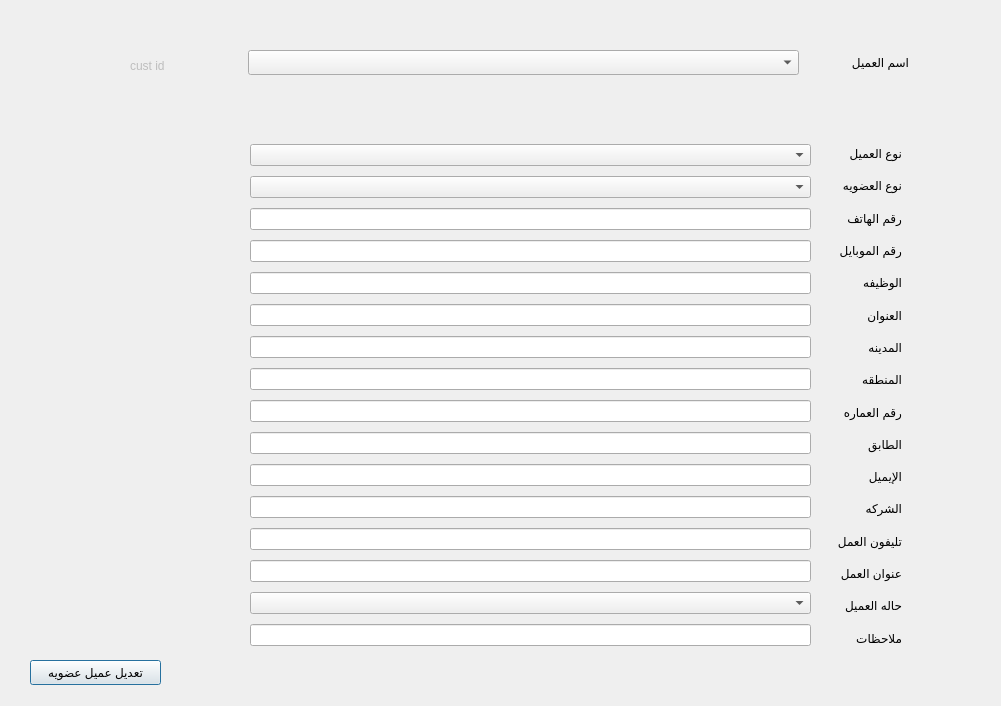
Before: the Qt Designer form presentation/loyalty_ui/modifyCustomer.ui in shymaa123456/HyperPOS2020, drawn with Qt 5.
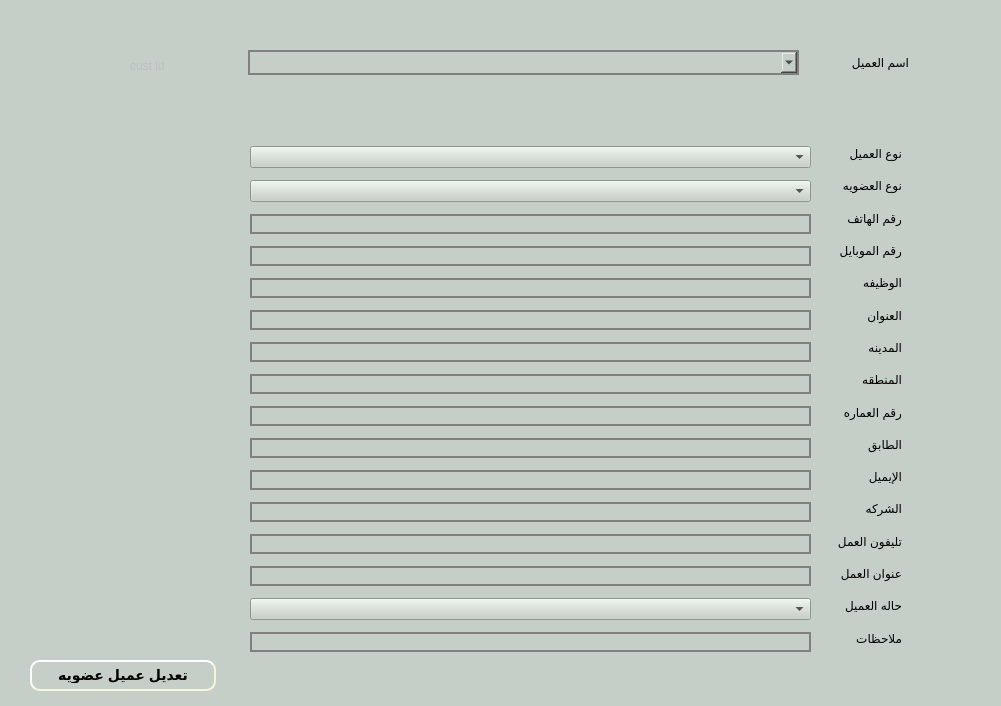
After: the same form once the commit is applied.

Diff of the .ui file:
```diff
--- a/presentation/loyalty_ui/modifyCustomer.ui
+++ b/presentation/loyalty_ui/modifyCustomer.ui
@@ -13,6 +13,12 @@
   <property name="windowTitle">
    <string>Dialog</string>
   </property>
+  <property name="autoFillBackground">
+   <bool>false</bool>
+  </property>
+  <property name="styleSheet">
+   <string notr="true">background-color: rgb(198, 207, 199);</string>
+  </property>
   <widget class="QWidget" name="verticalLayoutWidget">
    <property name="geometry">
     <rect>
@@ -154,46 +160,157 @@
      <widget class="QComboBox" name="CMB_loyalityType"/>
     </item>
     <item>
-     <widget class="QLineEdit" name="lE_phone"/>
+     <widget class="QLineEdit" name="lE_phone">
+      <property name="styleSheet">
+       <string notr="true"> border: 2px solid gray;
+   
+    padding: 0 8px;
+    
+    selection-background-color: darkgray;</string>
+      </property>
+     </widget>
     </item>
     <item>
-     <widget class="QLineEdit" name="lE_mobile"/>
+     <widget class="QLineEdit" name="lE_mobile">
+      <property name="styleSheet">
+       <string notr="true"> border: 2px solid gray;
+   
+    padding: 0 8px;
+    
+    selection-background-color: darkgray;</string>
+      </property>
+     </widget>
     </item>
     <item>
-     <widget class="QLineEdit" name="LE_job"/>
+     <widget class="QLineEdit" name="LE_job">
+      <property name="styleSheet">
+       <string notr="true"> border: 2px solid gray;
+   
+    padding: 0 8px;
+    
+    selection-background-color: darkgray;</string>
+      </property>
+     </widget>
     </item>
     <item>
-     <widget class="QLineEdit" name="LE_address"/>
+     <widget class="QLineEdit" name="LE_address">
+      <property name="styleSheet">
+       <string notr="true"> border: 2px solid gray;
+   
+    padding: 0 8px;
+    
+    selection-background-color: darkgray;</string>
+      </property>
+     </widget>
     </item>
     <item>
-     <widget class="QLineEdit" name="LE_city"/>
+     <widget class="QLineEdit" name="LE_city">
+      <property name="styleSheet">
+       <string notr="true"> border: 2px solid gray;
+   
+    padding: 0 8px;
+    
+    selection-background-color: darkgray;</string>
+      </property>
+     </widget>
     </item>
     <item>
-     <widget class="QLineEdit" name="LE_district"/>
+     <widget class="QLineEdit" name="LE_district">
+      <property name="styleSheet">
+       <string notr="true"> border: 2px solid gray;
+   
+    padding: 0 8px;
+    
+    selection-background-color: darkgray;</string>
+      </property>
+     </widget>
     </item>
     <item>
-     <widget class="QLineEdit" name="LE_building"/>
+     <widget class="QLineEdit" name="LE_building">
+      <property name="styleSheet">
+       <string notr="true"> border: 2px solid gray;
+   
+    padding: 0 8px;
+    
+    selection-background-color: darkgray;</string>
+      </property>
+     </widget>
     </item>
     <item>
-     <widget class="QLineEdit" name="LE_floor"/>
+     <widget class="QLineEdit" name="LE_floor">
+      <property name="styleSheet">
+       <string notr="true"> border: 2px solid gray;
+   
+    padding: 0 8px;
+    
+    selection-background-color: darkgray;</string>
+      </property>
+     </widget>
     </item>
     <item>
-     <widget class="QLineEdit" name="LE_email"/>
+     <widget class="QLineEdit" name="LE_email">
+      <property name="styleSheet">
+       <string notr="true"> border: 2px solid gray;
+   
+    padding: 0 8px;
+    
+    selection-background-color: darkgray;</string>
+      </property>
+     </widget>
     </item>
     <item>
-     <widget class="QLineEdit" name="LE_company"/>
+     <widget class="QLineEdit" name="LE_company">
+      <property name="styleSheet">
+       <string notr="true"> border: 2px solid gray;
+   
+    padding: 0 8px;
+    
+    selection-background-color: darkgray;</string>
+      </property>
+     </widget>
     </item>
     <item>
-     <widget class="QLineEdit" name="LE_workPhone"/>
+     <widget class="QLineEdit" name="LE_workPhone">
+      <property name="styleSheet">
+       <string notr="true"> border: 2px solid gray;
+   
+    padding: 0 8px;
+    
+    selection-background-color: darkgray;</string>
+      </property>
+     </widget>
     </item>
     <item>
-     <widget class="QLineEdit" name="LE_workAddress"/>
+     <widget class="QLineEdit" name="LE_workAddress">
+      <property name="styleSheet">
+       <string notr="true"> border: 2px solid gray;
+   
+    padding: 0 8px;
+    
+    selection-background-color: darkgray;</string>
+      </property>
+     </widget>
     </item>
     <item>
-     <widget class="QComboBox" name="CMB_status"/>
+     <widget class="QComboBox" name="CMB_status">
+      <property name="autoFillBackground">
+       <bool>true</bool>
+      </property>
+      <property name="duplicatesEnabled">
+       <bool>true</bool>
+      </property>
+     </widget>
     </item>
     <item>
-     <widget class="QLineEdit" name="LE_notes"/>
+     <widget class="QLineEdit" name="LE_notes">
+      <property name="styleSheet">
+       <string notr="true"> border: 2px solid gray;
+   
+    padding: 0 8px;
+    
+    selection-background-color: darkgray;</string>
+      </property>
+     </widget>
     </item>
    </layout>
    <zorder>CMB_loyalityType</zorder>
@@ -218,10 +335,20 @@
     <rect>
      <x>30</x>
      <y>660</y>
-     <width>131</width>
-     <height>25</height>
+     <width>186</width>
+     <height>31</height>
     </rect>
    </property>
+   <property name="styleSheet">
+    <string notr="true">
+    border-style: outset;
+    border-width: 2px;
+    border-radius: 10px;
+    border-color: beige;
+    font: bold 14px;
+    min-width: 10em;
+    padding: 6px;</string>
+   </property>
    <property name="text">
     <string>تعديل عميل عضويه</string>
    </property>
@@ -248,6 +375,16 @@
      <height>25</height>
     </rect>
    </property>
+   <property name="styleSheet">
+    <string notr="true"> border: 2px solid gray;
+   
+    padding: 0 8px;
+    
+    selection-background-color: darkgray;</string>
+   </property>
+   <property name="duplicatesEnabled">
+    <bool>true</bool>
+   </property>
   </widget>
   <widget class="QLabel" name="LB_custID">
    <property name="enabled">
```
Left out of the diff: 15 changed lines with no effect on the pictures.
